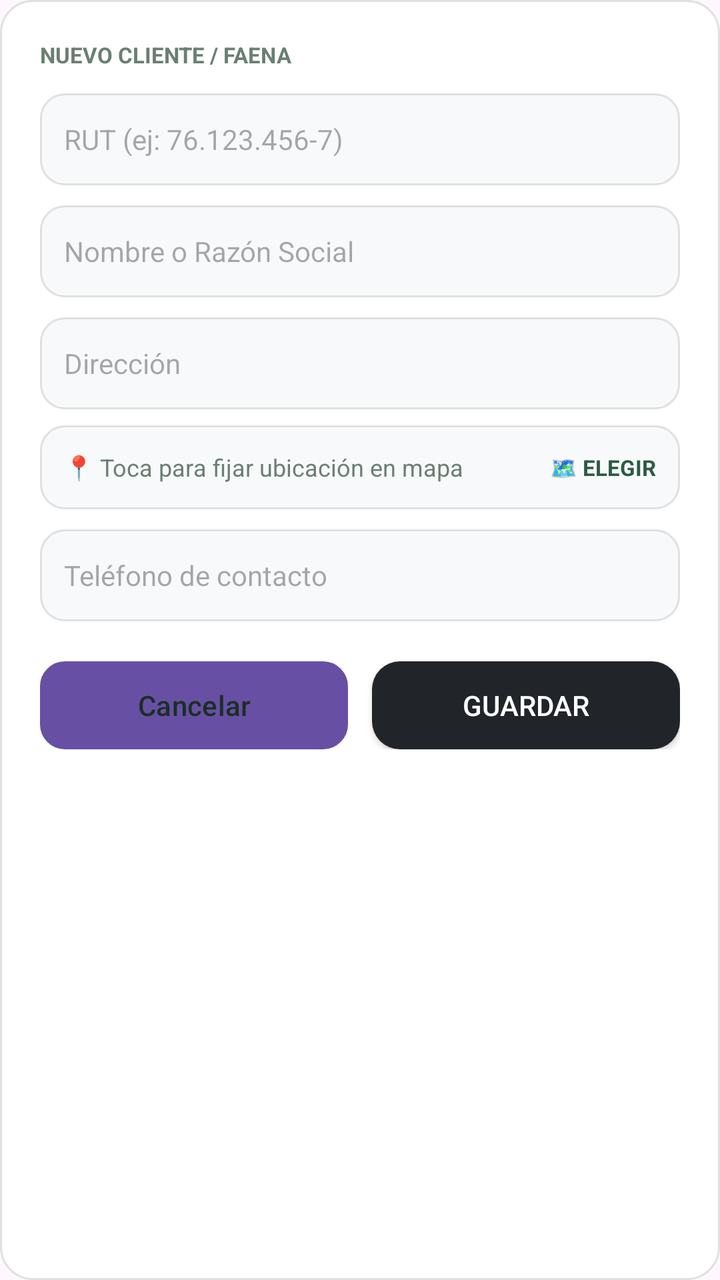
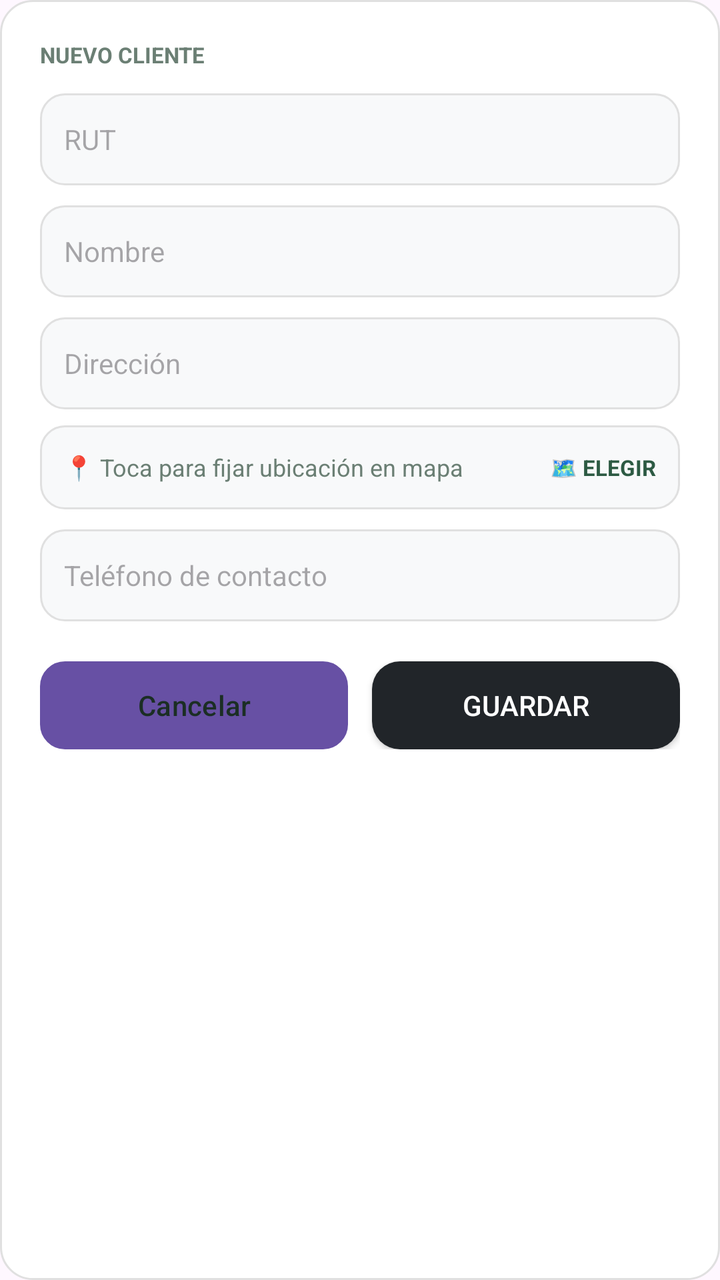

Screens rendered from an Android XML layout before and after an edit, with the pre-edit source and the edit as a unified diff.
<!-- AndroidManifest.xml: application theme Theme.DesiertoTarapaca -->
<!-- res/layout/dialog_agregar_cliente.xml -->
<?xml version="1.0" encoding="utf-8"?>
<LinearLayout xmlns:android="http://schemas.android.com/apk/res/android"
    android:layout_width="match_parent"
    android:layout_height="wrap_content"
    android:background="@drawable/bg_white_card"
    android:orientation="vertical"
    android:padding="20dp">

    <TextView
        android:layout_width="wrap_content"
        android:layout_height="wrap_content"
        android:text="NUEVO CLIENTE / FAENA"
        android:textColor="@color/text_muted"
        android:textSize="11sp"
        android:textStyle="bold" />

    <EditText
        android:id="@+id/etDialogRut"
        android:layout_width="match_parent"
        android:layout_height="46dp"
        android:layout_marginTop="12dp"
        android:background="@drawable/bg_input_field"
        android:hint="RUT (ej: 76.123.456-7)"
        android:paddingHorizontal="12dp"
        android:textColor="@color/text_main"
        android:textSize="14sp" />

    <EditText
        android:id="@+id/etDialogNombre"
        android:layout_width="match_parent"
        android:layout_height="46dp"
        android:layout_marginTop="10dp"
        android:background="@drawable/bg_input_field"
        android:hint="Nombre o Razón Social"
        android:paddingHorizontal="12dp"
        android:textColor="@color/text_main"
        android:textSize="14sp" />

    <EditText
        android:id="@+id/etDialogDireccion"
        android:layout_width="match_parent"
        android:layout_height="46dp"
        android:layout_marginTop="10dp"
        android:background="@drawable/bg_input_field"
        android:hint="Dirección"
        android:paddingHorizontal="12dp"
        android:textColor="@color/text_main"
        android:textSize="14sp" />

    <LinearLayout
        android:id="@+id/btnElegirEnMapaDialogo"
        android:layout_width="match_parent"
        android:layout_height="42dp"
        android:layout_marginTop="8dp"
        android:background="@drawable/bg_input_field"
        android:clickable="true"
        android:focusable="true"
        android:gravity="center_vertical"
        android:orientation="horizontal"
        android:paddingHorizontal="12dp">

        <TextView
            android:id="@+id/tvCoordenadasSeleccionadas"
            android:layout_width="0dp"
            android:layout_height="wrap_content"
            android:layout_weight="1"
            android:text="📍 Toca para fijar ubicación en mapa"
            android:textColor="@color/text_muted"
            android:textSize="12sp" />

        <TextView
            android:layout_width="wrap_content"
            android:layout_height="wrap_content"
            android:text="🗺️ ELEGIR"
            android:textColor="#2D5A43"
            android:textSize="11sp"
            android:textStyle="bold" />
    </LinearLayout>

    <EditText
        android:id="@+id/etDialogTelefono"
        android:layout_width="match_parent"
        android:layout_height="46dp"
        android:layout_marginTop="10dp"
        android:background="@drawable/bg_input_field"
        android:hint="Teléfono de contacto"
        android:inputType="phone"
        android:paddingHorizontal="12dp"
        android:textColor="@color/text_main"
        android:textSize="14sp" />

    <LinearLayout
        android:layout_width="match_parent"
        android:layout_height="wrap_content"
        android:layout_marginTop="20dp"
        android:orientation="horizontal">

        <Button
            android:id="@+id/btnDialogCancelar"
            android:layout_width="0dp"
            android:layout_height="44dp"
            android:layout_marginEnd="6dp"
            android:layout_weight="1"
            android:background="@drawable/bg_input_field"
            android:text="Cancelar"
            android:textColor="@color/text_main" />

        <androidx.appcompat.widget.AppCompatButton
            android:id="@+id/btnDialogGuardar"
            android:layout_width="0dp"
            android:layout_height="44dp"
            android:layout_marginStart="6dp"
            android:layout_weight="1"
            android:background="@drawable/bg_btn_finalizar"
            android:text="Guardar"
            android:textColor="@color/text_light" />
    </LinearLayout>

</LinearLayout>
<!-- resources referenced by this layout -->
<resources>
  <color name="text_light">#FFFFFF</color>
  <color name="text_main">#1B2E24</color>
  <color name="text_muted">#6B7F74</color>
  <!-- drawable bg_btn_finalizar (drawable) -->
  <?xml version="1.0" encoding="utf-8"?>
  <ripple xmlns:android="http://schemas.android.com/apk/res/android"
      android:color="#000000">
      <item>
          <shape android:shape="rectangle">
              <solid android:color="@color/btn_dark_close" />
              <corners android:radius="14dp" />
          </shape>
      </item>
  </ripple>
  <!-- drawable bg_input_field (drawable) -->
  <?xml version="1.0" encoding="utf-8"?>
  <shape xmlns:android="http://schemas.android.com/apk/res/android"
      android:shape="rectangle">
      <solid android:color="#F8F9FA" />
      <stroke
          android:width="1dp"
          android:color="#E0E0E0" />
      <corners android:radius="12dp" />
  </shape>
  <!-- drawable bg_white_card (drawable) -->
  <?xml version="1.0" encoding="utf-8"?>
  <shape xmlns:android="http://schemas.android.com/apk/res/android"
      android:shape="rectangle">
      <solid android:color="@color/card_white" />
      <stroke android:width="1dp" android:color="@color/border_light" />
      <corners android:radius="16dp" />
  </shape>
  <style name="Theme.DesiertoTarapaca" parent="Base.Theme.DesiertoTarapaca" />
  <color name="btn_dark_close">#212529</color>
  <color name="card_white">#FFFFFF</color>
  <color name="border_light">#E0E0E0</color>
  <style name="Base.Theme.DesiertoTarapaca" parent="Theme.Material3.DayNight.NoActionBar">
          
          
      </style>
</resources>

<!-- the commit's change to res/layout/dialog_agregar_cliente.xml (unified diff, before → after) -->
@@ -9,7 +9,7 @@
     <TextView
         android:layout_width="wrap_content"
         android:layout_height="wrap_content"
-        android:text="NUEVO CLIENTE / FAENA"
+        android:text="NUEVO CLIENTE"
         android:textColor="@color/text_muted"
         android:textSize="11sp"
         android:textStyle="bold" />
@@ -20,7 +20,7 @@
         android:layout_height="46dp"
         android:layout_marginTop="12dp"
         android:background="@drawable/bg_input_field"
-        android:hint="RUT (ej: 76.123.456-7)"
+        android:hint="RUT"
         android:paddingHorizontal="12dp"
         android:textColor="@color/text_main"
         android:textSize="14sp" />
@@ -31,7 +31,7 @@
         android:layout_height="46dp"
         android:layout_marginTop="10dp"
         android:background="@drawable/bg_input_field"
-        android:hint="Nombre o Razón Social"
+        android:hint="Nombre"
         android:paddingHorizontal="12dp"
         android:textColor="@color/text_main"
         android:textSize="14sp" />
